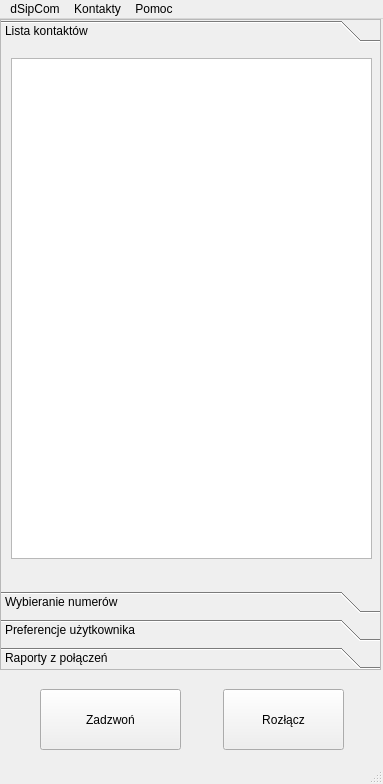
Qt form src/dsipcom.ui (dmilith/dsipcom) before a commit.
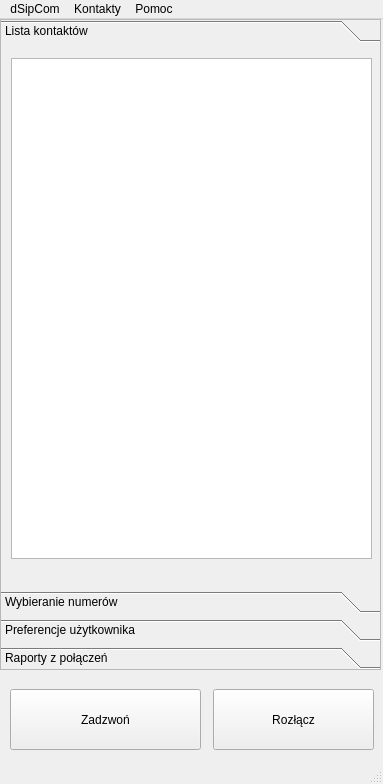
The same form after that commit. The open tabs and pages were chosen to show the change. Icons and pictures are not drawn.

Diff of the .ui file:
```diff
--- a/src/dsipcom.ui
+++ b/src/dsipcom.ui
@@ -37,9 +37,9 @@
    <widget class="QPushButton" name="call_button" >
     <property name="geometry" >
      <rect>
-      <x>40</x>
+      <x>10</x>
       <y>670</y>
-      <width>141</width>
+      <width>191</width>
       <height>61</height>
      </rect>
     </property>
@@ -66,9 +66,9 @@
    <widget class="QPushButton" name="hang_button" >
     <property name="geometry" >
      <rect>
-      <x>223</x>
+      <x>213</x>
       <y>670</y>
-      <width>121</width>
+      <width>161</width>
       <height>61</height>
      </rect>
     </property>
```
Left out of the diff: 2 changed lines with no effect on the pictures.
